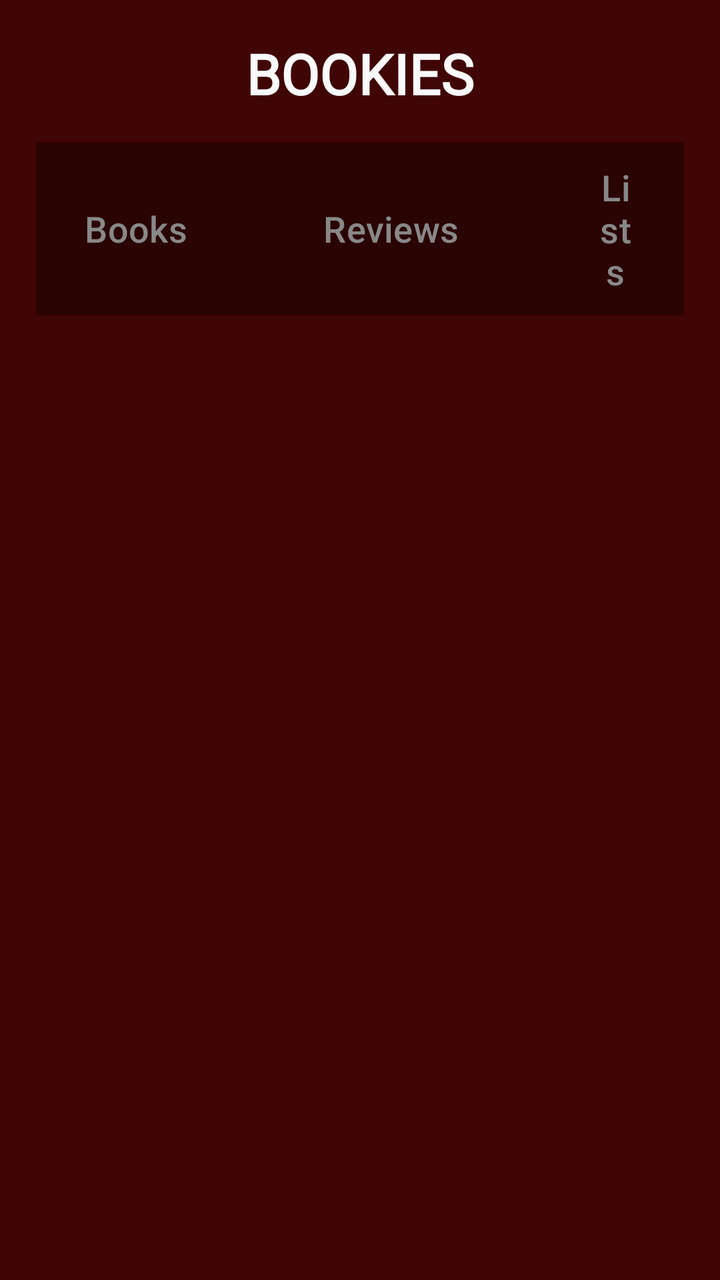
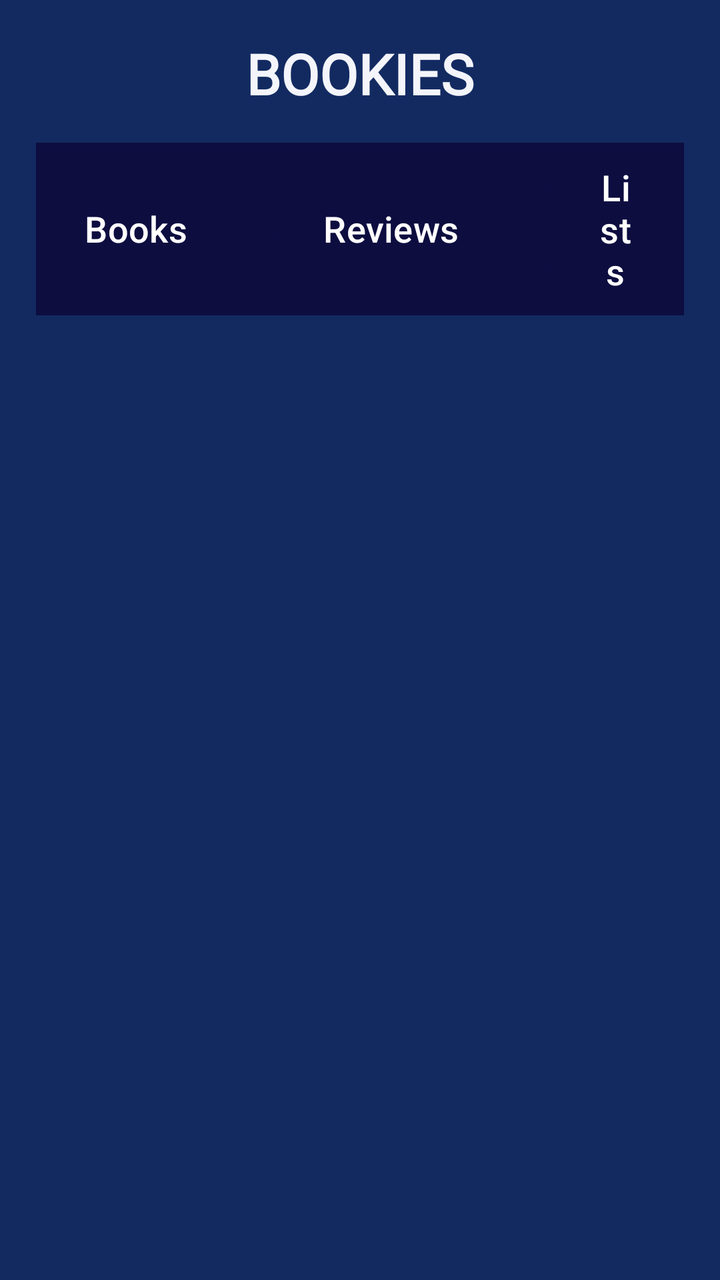

Compare the two renders of this Android layout. The source of the first and the diff that turns it into the second are given below.
<!-- AndroidManifest.xml: application theme Theme.FrontendBook -->
<!-- res/layout/header_nav_menu.xml -->
<?xml version="1.0" encoding="utf-8"?>
<androidx.constraintlayout.widget.ConstraintLayout
    xmlns:android="http://schemas.android.com/apk/res/android"
    xmlns:app="http://schemas.android.com/apk/res-auto"
    android:layout_width="match_parent"
    android:layout_height="wrap_content"
    android:padding="18dp"
    android:background="@color/primary_bordo">

    
    <TextView
        android:id="@+id/headerTitle"
        android:layout_width="wrap_content"
        android:layout_height="wrap_content"
        android:text="BOOKIES"
        android:textSize="28sp"
        android:textStyle="bold"
        android:textColor="@color/background_light"
        android:textAlignment="center"
        android:fontFamily="@font/roboto_condensed_bold"
        app:layout_constraintTop_toTopOf="parent"
        app:layout_constraintStart_toStartOf="parent"
        app:layout_constraintEnd_toEndOf="parent" />

    
    <LinearLayout
        android:id="@+id/headerButtons"
        android:layout_width="wrap_content"
        android:layout_height="wrap_content"
        android:orientation="horizontal"
        android:layout_marginTop="16dp"
        android:gravity="center"
        android:background="@color/primary_bordo_dark"
        app:layout_constraintTop_toBottomOf="@id/headerTitle"
        app:layout_constraintStart_toStartOf="parent"
        app:cornerRadius="24dp"
        app:layout_constraintEnd_toEndOf="parent">

        <com.google.android.material.button.MaterialButton
            android:id="@+id/booksButton"
            android:layout_width="wrap_content"
            android:layout_height="wrap_content"
            android:text="Books"
            android:textAllCaps="false"
            android:textColor="@color/text_muted"
            android:backgroundTint="#2A0303"
            android:textSize="18sp"
            android:layout_marginEnd="20dp"
            app:cornerRadius="24dp"
            />

        <com.google.android.material.button.MaterialButton
            android:id="@+id/reviewsButton"
            android:layout_width="wrap_content"
            android:layout_height="wrap_content"
            android:text="Reviews"
            android:textSize="18sp"
            android:textAllCaps="false"
            android:textColor="@color/text_muted"
            android:backgroundTint="#2A0303"
            android:layout_marginEnd="20dp"
            app:cornerRadius="24dp"
            />

        <com.google.android.material.button.MaterialButton
            android:id="@+id/listsButton"
            android:layout_width="wrap_content"
            android:layout_height="wrap_content"
            android:text="Lists"
            android:textSize="18sp"
            android:textAllCaps="false"
            android:textColor="@color/text_muted"
            android:backgroundTint="#2A0303"
            app:cornerRadius="24dp"/>
    </LinearLayout>

</androidx.constraintlayout.widget.ConstraintLayout>
<!-- resources referenced by this layout -->
<resources>
  <color name="background_light">#F9F9F9</color>
  <color name="primary_bordo">#400505</color>
  <color name="primary_bordo_dark">#2A0303</color>
  <color name="text_muted">#888888</color>
  <style name="Theme.FrontendBook" parent="Base.Theme.FrontendBook" />
  <style name="Base.Theme.FrontendBook" parent="Theme.Material3.DayNight.NoActionBar">
          <item name="colorPrimary">@color/primary_bordo</item>
          <item name="colorPrimaryVariant">@color/primary_bordo_dark</item> 
          <item name="colorOnPrimary">@color/white</item>
          <item name="colorSecondary">@color/background_light</item>
          <item name="colorOutline">@color/outline_bordo</item>
      </style>
  <color name="white">#FFFFFFFF</color>
  <color name="outline_bordo">#400505</color>
</resources>

<!-- the commit's change to res/layout/header_nav_menu.xml (unified diff, before → after) -->
@@ -5,7 +5,7 @@
     android:layout_width="match_parent"
     android:layout_height="wrap_content"
     android:padding="18dp"
-    android:background="@color/primary_bordo">
+    android:background="@color/primary">
 
     
     <TextView
@@ -30,7 +30,7 @@
         android:orientation="horizontal"
         android:layout_marginTop="16dp"
         android:gravity="center"
-        android:background="@color/primary_bordo_dark"
+        android:background="@color/primary_dark"
         app:layout_constraintTop_toBottomOf="@id/headerTitle"
         app:layout_constraintStart_toStartOf="parent"
         app:cornerRadius="24dp"
@@ -42,8 +42,8 @@
             android:layout_height="wrap_content"
             android:text="Books"
             android:textAllCaps="false"
-            android:textColor="@color/text_muted"
-            android:backgroundTint="#2A0303"
+            android:textColor="@color/white"
+            android:backgroundTint="@color/primary_dark"
             android:textSize="18sp"
             android:layout_marginEnd="20dp"
             app:cornerRadius="24dp"
@@ -56,8 +56,8 @@
             android:text="Reviews"
             android:textSize="18sp"
             android:textAllCaps="false"
-            android:textColor="@color/text_muted"
-            android:backgroundTint="#2A0303"
+            android:textColor="@color/white"
+            android:backgroundTint="@color/primary_dark"
             android:layout_marginEnd="20dp"
             app:cornerRadius="24dp"
             />
@@ -69,8 +69,8 @@
             android:text="Lists"
             android:textSize="18sp"
             android:textAllCaps="false"
-            android:textColor="@color/text_muted"
-            android:backgroundTint="#2A0303"
+            android:textColor="@color/white"
+            android:backgroundTint="@color/primary_dark"
             app:cornerRadius="24dp"/>
     </LinearLayout>
 
<!-- resource entries referenced after the edit -->
@@ -1,18 +1,17 @@
 <!-- resources referenced by this layout -->
 <resources>
-  <color name="background_light">#F9F9F9</color>
-  <color name="primary_bordo">#400505</color>
-  <color name="primary_bordo_dark">#2A0303</color>
-  <color name="text_muted">#888888</color>
+  <color name="background_light">#F4F5FB</color>
+  <color name="primary">#132A61</color>
+  <color name="primary_dark">#0D0D40</color>
   <style name="Theme.FrontendBook" parent="Base.Theme.FrontendBook" />
   <style name="Base.Theme.FrontendBook" parent="Theme.Material3.DayNight.NoActionBar">
-          <item name="colorPrimary">@color/primary_bordo</item>
-          <item name="colorPrimaryVariant">@color/primary_bordo_dark</item> 
+          <item name="colorPrimary">@color/primary</item>
+          <item name="colorPrimaryVariant">@color/primary_dark</item>
           <item name="colorOnPrimary">@color/white</item>
           <item name="colorSecondary">@color/background_light</item>
-          <item name="colorOutline">@color/outline_bordo</item>
+          <item name="colorOutline">@color/outline</item>
       </style>
+  <color name="outline">#132A61</color>
   <color name="white">#FFFFFFFF</color>
-  <color name="outline_bordo">#400505</color>
 </resources>
 
